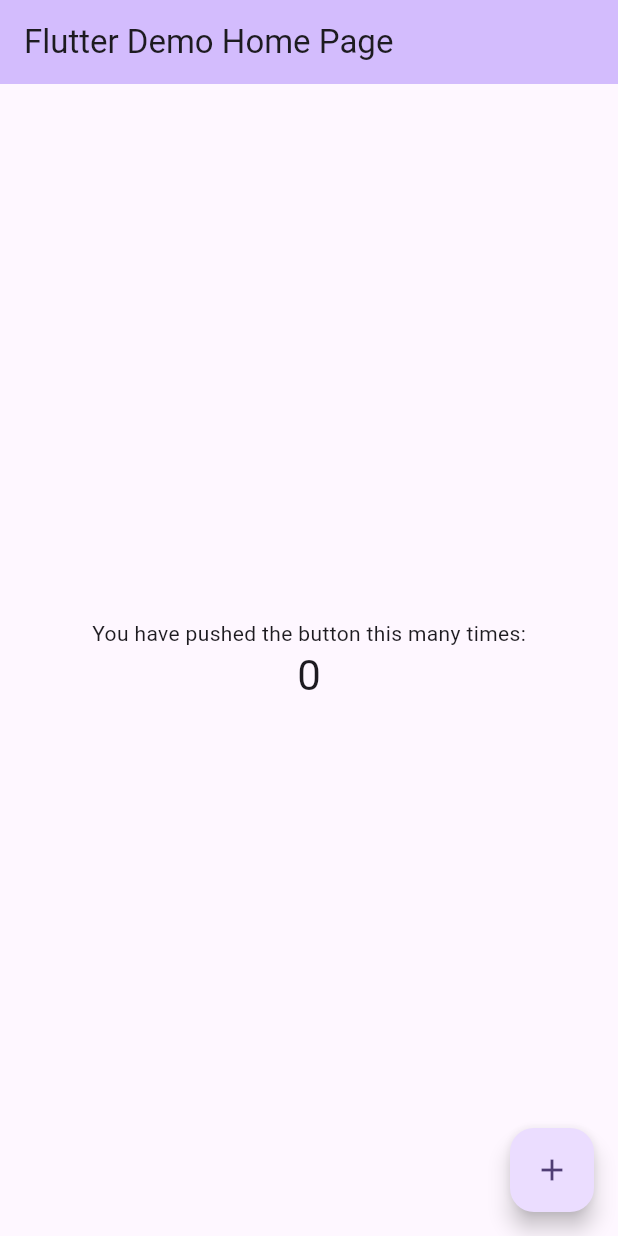
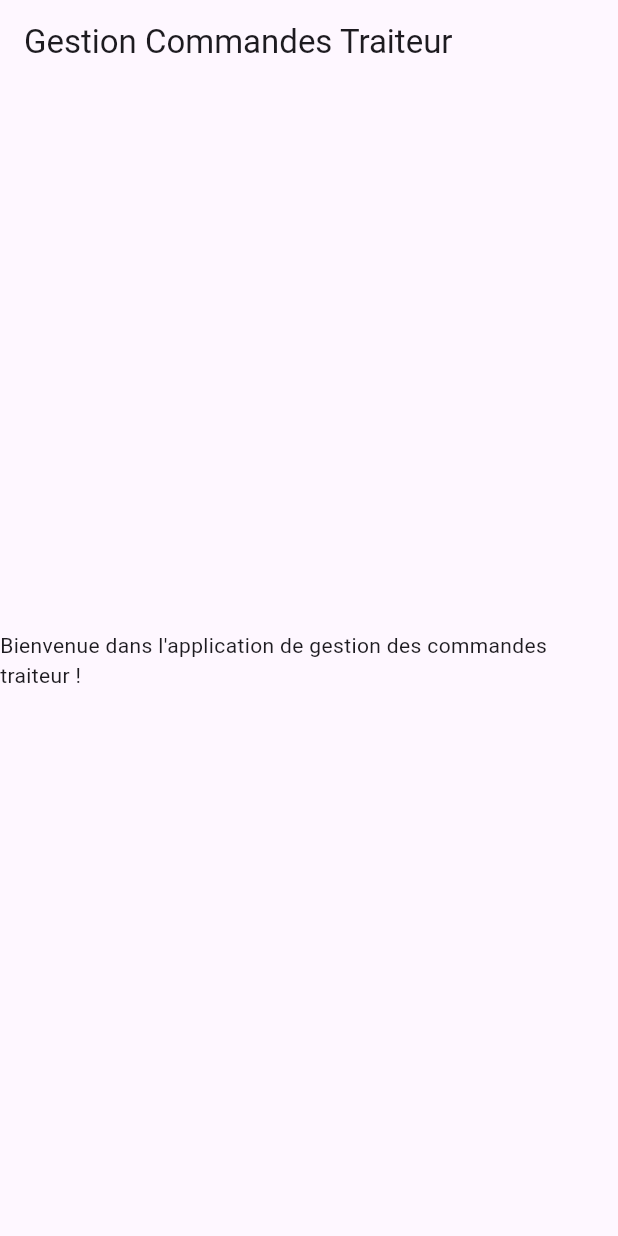
Before and after one commit to Pierre69210/traiteur_mastere, a Flutter app: the screen it shows after launch, on a phone screen of 412 x 824 dp. Run offline on Flutter 3.47's test engine with Material 3 defaults, Android fonts, the phone set to English and light mode, and no system bars.

Commit message:
mise en place home

```diff
--- a/lib/main.dart
+++ b/lib/main.dart
@@ -1,4 +1,5 @@
 import 'package:flutter/material.dart';
+import 'views/home_screen.dart';
 
 void main() {
   runApp(const MyApp());
@@ -7,119 +8,17 @@ void main() {
 class MyApp extends StatelessWidget {
   const MyApp({super.key});
 
-  // This widget is the root of your application.
   @override
   Widget build(BuildContext context) {
     return MaterialApp(
-      title: 'Flutter Demo',
+      title: 'Traiteur Demo',
       theme: ThemeData(
-        // This is the theme of your application.
-        //
-        // TRY THIS: Try running your application with "flutter run". You'll see
-        // the application has a purple toolbar. Then, without quitting the app,
-        // try changing the seedColor in the colorScheme below to Colors.green
-        // and then invoke "hot reload" (save your changes or press the "hot
-        // reload" button in a Flutter-supported IDE, or press "r" if you used
-        // the command line to start the app).
-        //
-        // Notice that the counter didn't reset back to zero; the application
-        // state is not lost during the reload. To reset the state, use hot
-        // restart instead.
-        //
-        // This works for code too, not just values: Most code changes can be
-        // tested with just a hot reload.
-        colorScheme: ColorScheme.fromSeed(seedColor: Colors.deepPurple),
-        useMaterial3: true,
+        primarySwatch : Colors.blue,
+        visualDensity : VisualDensity.adaptivePlatformDensity,
       ),
-      home: const MyHomePage(title: 'Flutter Demo Home Page'),
+      locale : const Locale('fr','FR'),
+      debugShowCheckedModeBanner: true,
+      home: const HomeScreen(),
     );
   }
 }
-
-class MyHomePage extends StatefulWidget {
-  const MyHomePage({super.key, required this.title});
-
-  // This widget is the home page of your application. It is stateful, meaning
-  // that it has a State object (defined below) that contains fields that affect
-  // how it looks.
-
-  // This class is the configuration for the state. It holds the values (in this
-  // case the title) provided by the parent (in this case the App widget) and
-  // used by the build method of the State. Fields in a Widget subclass are
-  // always marked "final".
-
-  final String title;
-
-  @override
-  State<MyHomePage> createState() => _MyHomePageState();
-}
-
-class _MyHomePageState extends State<MyHomePage> {
-  int _counter = 0;
-
-  void _incrementCounter() {
-    setState(() {
-      // This call to setState tells the Flutter framework that something has
-      // changed in this State, which causes it to rerun the build method below
-      // so that the display can reflect the updated values. If we changed
-      // _counter without calling setState(), then the build method would not be
-      // called again, and so nothing would appear to happen.
-      _counter++;
-    });
-  }
-
-  @override
-  Widget build(BuildContext context) {
-    // This method is rerun every time setState is called, for instance as done
-    // by the _incrementCounter method above.
-    //
-    // The Flutter framework has been optimized to make rerunning build methods
-    // fast, so that you can just rebuild anything that needs updating rather
-    // than having to individually change instances of widgets.
-    return Scaffold(
-      appBar: AppBar(
-        // TRY THIS: Try changing the color here to a specific color (to
-        // Colors.amber, perhaps?) and trigger a hot reload to see the AppBar
-        // change color while the other colors stay the same.
-        backgroundColor: Theme.of(context).colorScheme.inversePrimary,
-        // Here we take the value from the MyHomePage object that was created by
-        // the App.build method, and use it to set our appbar title.
-        title: Text(widget.title),
-      ),
-      body: Center(
-        // Center is a layout widget. It takes a single child and positions it
-        // in the middle of the parent.
-        child: Column(
-          // Column is also a layout widget. It takes a list of children and
-          // arranges them vertically. By default, it sizes itself to fit its
-          // children horizontally, and tries to be as tall as its parent.
-          //
-          // Column has various properties to control how it sizes itself and
-          // how it positions its children. Here we use mainAxisAlignment to
-          // center the children vertically; the main axis here is the vertical
-          // axis because Columns are vertical (the cross axis would be
-          // horizontal).
-          //
-          // TRY THIS: Invoke "debug painting" (choose the "Toggle Debug Paint"
-          // action in the IDE, or press "p" in the console), to see the
-          // wireframe for each widget.
-          mainAxisAlignment: MainAxisAlignment.center,
-          children: <Widget>[
-            const Text(
-              'You have pushed the button this many times:',
-            ),
-            Text(
-              '$_counter',
-              style: Theme.of(context).textTheme.headlineMedium,
-            ),
-          ],
-        ),
-      ),
-      floatingActionButton: FloatingActionButton(
-        onPressed: _incrementCounter,
-        tooltip: 'Increment',
-        child: const Icon(Icons.add),
-      ), // This trailing comma makes auto-formatting nicer for build methods.
-    );
-  }
-}
--- a/lib/views/home_screen.dart
+++ b/lib/views/home_screen.dart
@@ -0,0 +1,16 @@
+import 'package:flutter/material.dart';
+
+class HomeScreen extends StatelessWidget{
+  const HomeScreen({super.key});
+    @override
+    Widget build(BuildContext context){
+        return Scaffold(
+        appBar: AppBar(
+            title: const Text('Gestion Commandes Traiteur'),
+        ),
+        body: const Center(
+            child: Text('Bienvenue dans l\'application de gestion des commandes traiteur !'),
+        ),
+        );
+    }
+}
```
Also changed, not shown: 1 other file.
